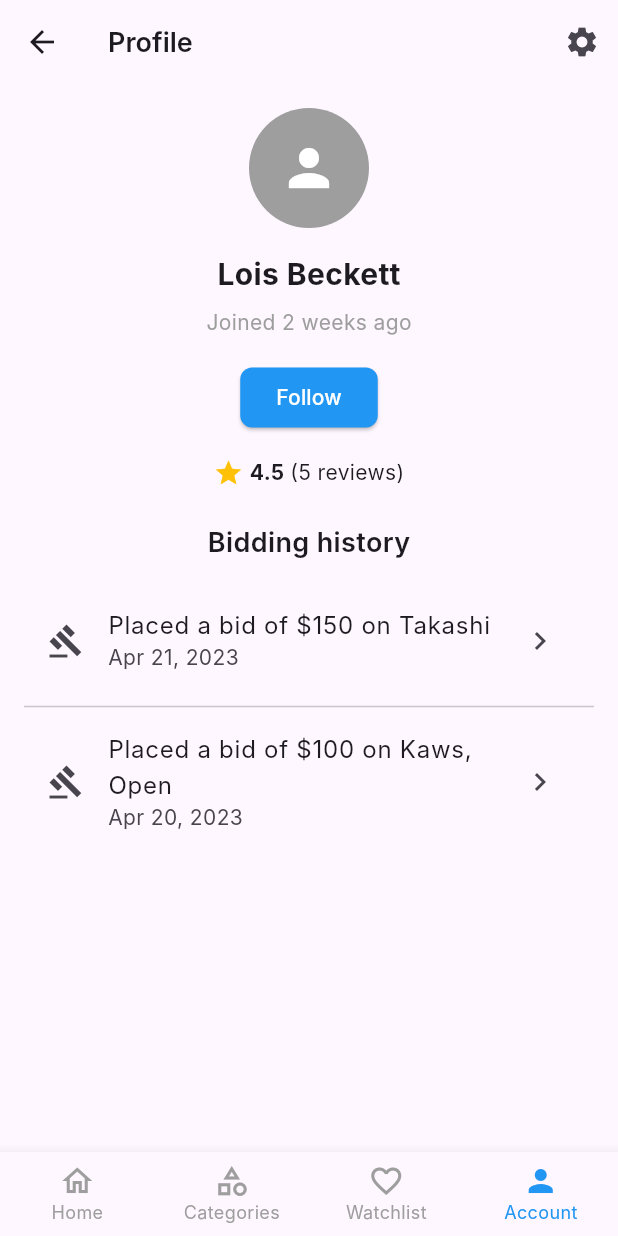
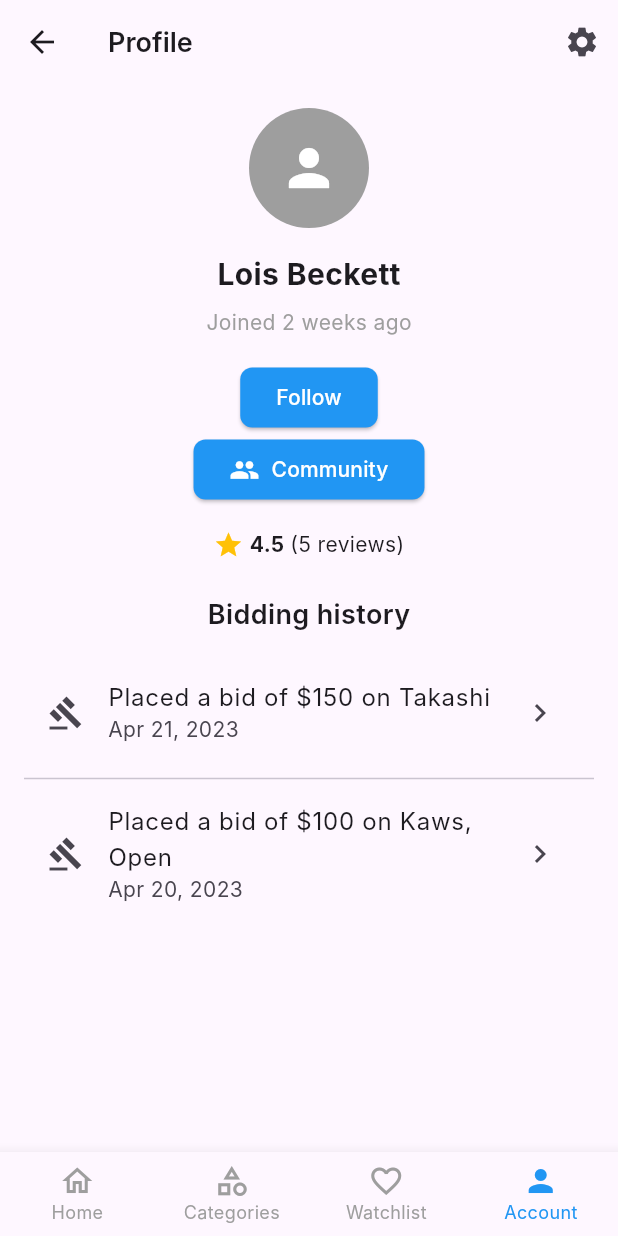
Before and after one commit to SkyBlueFox/ArtToyBidApp, a Flutter app: the ProfileScreen screen opened by its route, on a phone screen of 412 x 824 dp. Run offline on Flutter 3.47's test engine with Material 3 defaults, Android fonts, the phone set to English and light mode, and no system bars; Roboto replaces fonts that are missing (Inter).

Commit message:
Update add community button to profile page

```diff
--- a/lib/screens/profile_screen.dart
+++ b/lib/screens/profile_screen.dart
@@ -40,6 +40,8 @@ class ProfileScreen extends StatelessWidget {
               style: TextStyle(color: Colors.grey),
             ),
             const SizedBox(height: 16),
+            Column(
+              children: [
                 ElevatedButton(
                   style: ElevatedButton.styleFrom(
                     backgroundColor: Colors.blue,
@@ -52,6 +54,27 @@ class ProfileScreen extends StatelessWidget {
                     'Follow',
                     style: TextStyle(color: Colors.white),
                   ),
+                ),
+                ElevatedButton(
+                  style: ElevatedButton.styleFrom(
+                    backgroundColor: Colors.blue,
+                    shape: RoundedRectangleBorder(
+                      borderRadius: BorderRadius.circular(8),
+                    ),
+                  ),
+                  onPressed: () {
+                    Navigator.pushNamed(context, '/community');
+                  },
+                  child: Row(
+                    mainAxisSize: MainAxisSize.min,
+                    children: const [
+                      Icon(Icons.people, size: 20, color: Colors.white),
+                      SizedBox(width: 8),
+                      Text('Community', style: TextStyle(color: Colors.white)),
+                    ],
+                  ),
+                ),
+              ],
             ),
             const SizedBox(height: 16),
             Row(
```
Lines whose indentation alone changed are shown as unchanged.
